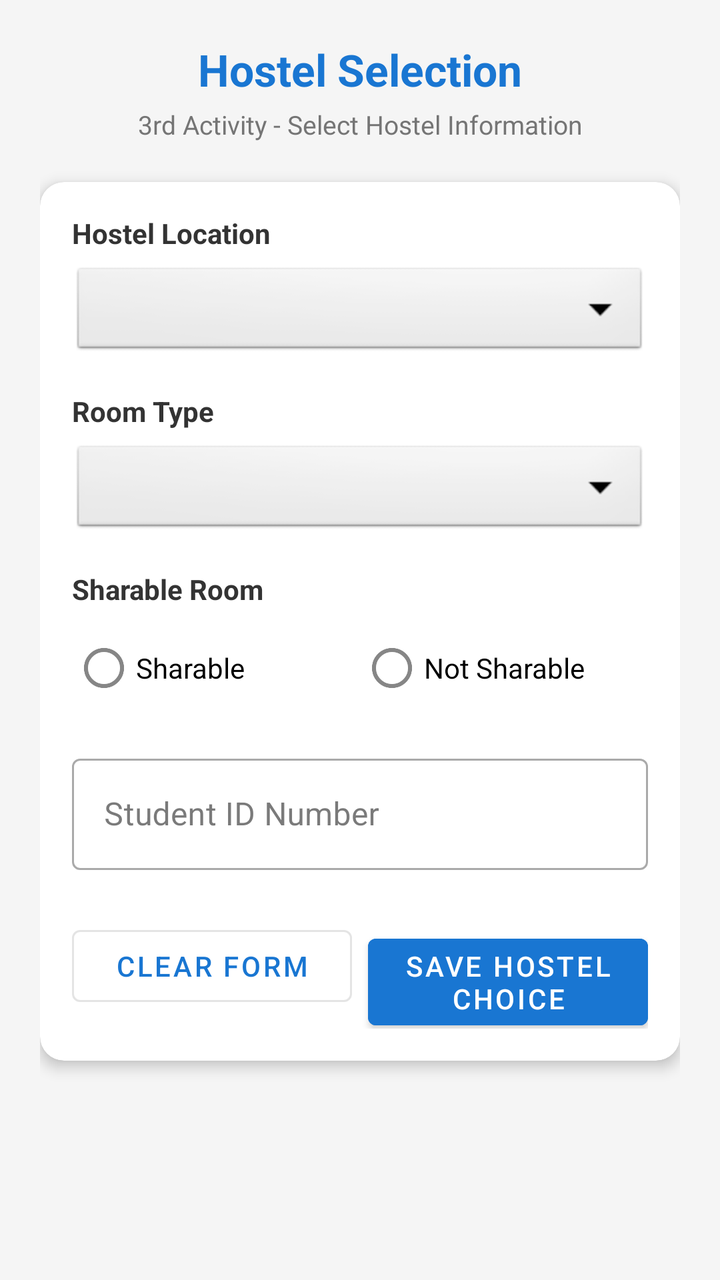
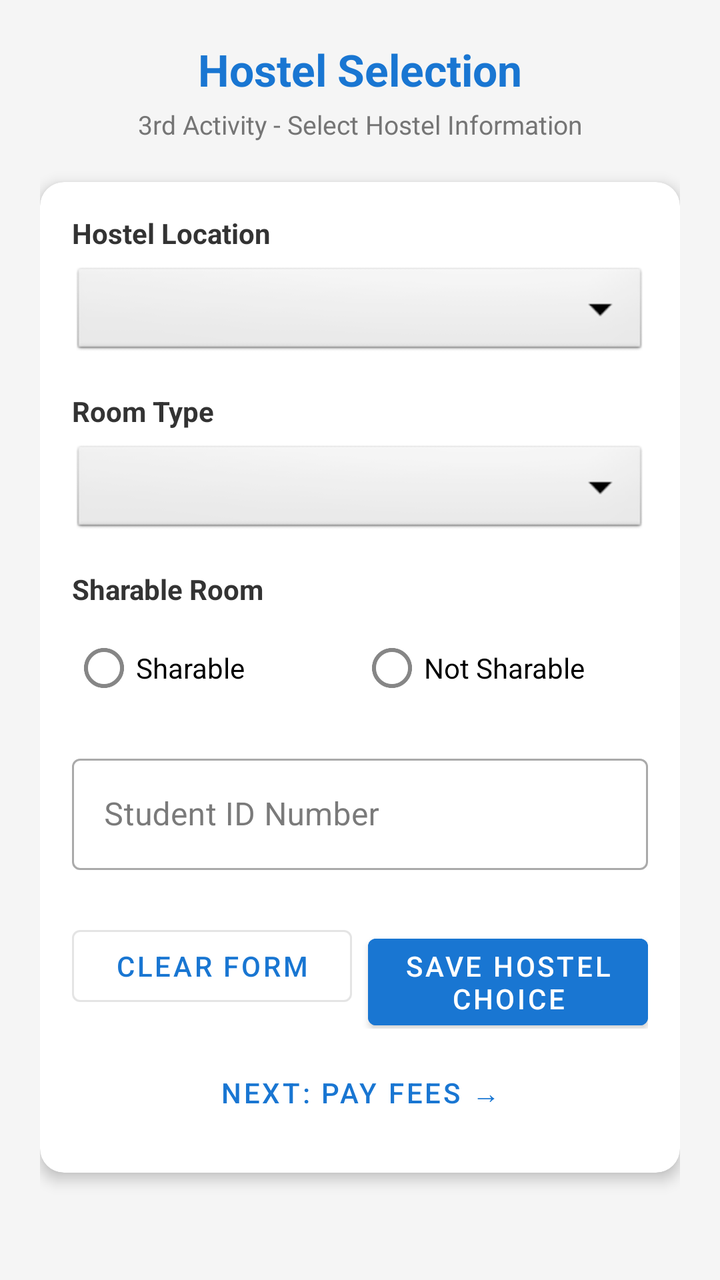

The first picture is an Android layout as it rendered before a commit; the second is the same layout after the commit. The layout source and the unified diff follow.
<!-- AndroidManifest.xml: application theme Theme.Student_Registration -->
<!-- res/layout/activity_hostel.xml -->
<?xml version="1.0" encoding="utf-8"?>
<ScrollView xmlns:android="http://schemas.android.com/apk/res/android"
    xmlns:app="http://schemas.android.com/apk/res-auto"
    xmlns:tools="http://schemas.android.com/tools"
    android:layout_width="match_parent"
    android:layout_height="match_parent"
    android:fillViewport="true"
    android:background="#F5F5F5"
    tools:context=".HostelActivity">

    <LinearLayout
        android:layout_width="match_parent"
        android:layout_height="wrap_content"
        android:orientation="vertical"
        android:padding="20dp">

        <TextView
            android:id="@+id/tvHostelHeader"
            android:layout_width="match_parent"
            android:layout_height="wrap_content"
            android:text="@string/hostel_header"
            android:textSize="22sp"
            android:textStyle="bold"
            android:textColor="#1976D2"
            android:gravity="center"
            android:layout_marginBottom="4dp" />

        <TextView
            android:id="@+id/tvHostelSubHeader"
            android:layout_width="match_parent"
            android:layout_height="wrap_content"
            android:text="@string/hostel_sub_header"
            android:textSize="13sp"
            android:textColor="#757575"
            android:gravity="center"
            android:layout_marginBottom="20dp" />

        <com.google.android.material.card.MaterialCardView
            android:layout_width="match_parent"
            android:layout_height="wrap_content"
            app:cardCornerRadius="12dp"
            app:cardElevation="4dp"
            app:cardBackgroundColor="#FFFFFF"
            android:layout_marginBottom="16dp">

            <LinearLayout
                android:layout_width="match_parent"
                android:layout_height="wrap_content"
                android:orientation="vertical"
                android:padding="16dp">

                
                <TextView
                    android:id="@+id/tvHostelLocationLabel"
                    android:layout_width="wrap_content"
                    android:layout_height="wrap_content"
                    android:text="@string/label_hostel_location"
                    android:textStyle="bold"
                    android:textSize="14sp"
                    android:textColor="#333333"
                    android:layout_marginBottom="6dp" />

                <Spinner
                    android:id="@+id/spHostelLocation"
                    android:layout_width="match_parent"
                    android:layout_height="48dp"
                    android:background="@android:drawable/btn_dropdown"
                    android:spinnerMode="dropdown"
                    android:layout_marginBottom="16dp" />

                
                <TextView
                    android:id="@+id/tvRoomTypeLabel"
                    android:layout_width="wrap_content"
                    android:layout_height="wrap_content"
                    android:text="@string/label_room_type"
                    android:textStyle="bold"
                    android:textSize="14sp"
                    android:textColor="#333333"
                    android:layout_marginBottom="6dp" />

                <Spinner
                    android:id="@+id/spRoomType"
                    android:layout_width="match_parent"
                    android:layout_height="48dp"
                    android:background="@android:drawable/btn_dropdown"
                    android:spinnerMode="dropdown"
                    android:layout_marginBottom="16dp" />

                
                <TextView
                    android:id="@+id/tvSharableLabel"
                    android:layout_width="wrap_content"
                    android:layout_height="wrap_content"
                    android:text="@string/label_sharable"
                    android:textStyle="bold"
                    android:textSize="14sp"
                    android:textColor="#333333"
                    android:layout_marginBottom="6dp" />

                <RadioGroup
                    android:id="@+id/rgSharable"
                    android:layout_width="match_parent"
                    android:layout_height="wrap_content"
                    android:orientation="horizontal"
                    android:layout_marginBottom="16dp">

                    <RadioButton
                        android:id="@+id/rbSharable"
                        android:layout_width="0dp"
                        android:layout_height="wrap_content"
                        android:layout_weight="1"
                        android:text="@string/sharable_yes" />

                    <RadioButton
                        android:id="@+id/rbNotSharable"
                        android:layout_width="0dp"
                        android:layout_height="wrap_content"
                        android:layout_weight="1"
                        android:text="@string/sharable_no" />
                </RadioGroup>

                
                <com.google.android.material.textfield.TextInputLayout
                    android:id="@+id/tilStudentIdNo"
                    style="@style/Widget.MaterialComponents.TextInputLayout.OutlinedBox"
                    android:layout_width="match_parent"
                    android:layout_height="wrap_content"
                    android:hint="@string/label_student_idno"
                    android:layout_marginBottom="24dp">

                    <com.google.android.material.textfield.TextInputEditText
                        android:id="@+id/etStudentIdNo"
                        android:layout_width="match_parent"
                        android:layout_height="wrap_content"
                        android:inputType="text"
                        android:maxLines="1" />
                </com.google.android.material.textfield.TextInputLayout>

                
                <LinearLayout
                    android:layout_width="match_parent"
                    android:layout_height="wrap_content"
                    android:orientation="horizontal">

                    <Button
                        android:id="@+id/btnClearHostel"
                        style="@style/Widget.MaterialComponents.Button.OutlinedButton"
                        android:layout_width="0dp"
                        android:layout_height="wrap_content"
                        android:layout_weight="1"
                        android:text="@string/btn_clear_form"
                        android:layout_marginEnd="8dp" />

                    <Button
                        android:id="@+id/btnSaveHostel"
                        android:layout_width="0dp"
                        android:layout_height="wrap_content"
                        android:layout_weight="1"
                        android:text="@string/btn_save_hostel"
                        android:backgroundTint="#1976D2"
                        android:textColor="#FFFFFF" />
                </LinearLayout>

            </LinearLayout>
        </com.google.android.material.card.MaterialCardView>

    </LinearLayout>
</ScrollView>
<!-- resources referenced by this layout -->
<resources>
  <string name="btn_clear_form">Clear Form</string>
  <string name="btn_save_hostel">Save Hostel Choice</string>
  <string name="hostel_header">Hostel Selection</string>
  <string name="hostel_sub_header">3rd Activity - Select Hostel Information</string>
  <string name="label_hostel_location">Hostel Location</string>
  <string name="label_room_type">Room Type</string>
  <string name="label_sharable">Sharable Room</string>
  <string name="label_student_idno">Student ID Number</string>
  <string name="sharable_no">Not Sharable</string>
  <string name="sharable_yes">Sharable</string>
  <style name="Theme.Student_Registration" parent="Theme.MaterialComponents.Light.DarkActionBar">
          
          <item name="colorPrimary">#1976D2</item>
          <item name="colorPrimaryVariant">#1565C0</item>
          <item name="colorOnPrimary">#FFFFFF</item>
          
          <item name="colorSecondary">#1976D2</item>
          <item name="colorSecondaryVariant">#1565C0</item>
          <item name="colorOnSecondary">#FFFFFF</item>
  
          
          <item name="android:colorBackground">#F5F5F5</item>
          <item name="colorOnBackground">#212121</item>
          <item name="colorSurface">#FFFFFF</item>
          <item name="colorOnSurface">#212121</item>
  
          
          <item name="colorControlActivated">#1976D2</item>
          <item name="colorControlHighlight">#331976D2</item>
          <item name="colorAccent">#1976D2</item>
  
          <item name="android:statusBarColor">#1565C0</item>
      </style>
</resources>

<!-- the commit's change to res/layout/activity_hostel.xml (unified diff, before → after) -->
@@ -162,6 +162,14 @@
                         android:textColor="#FFFFFF" />
                 </LinearLayout>
 
+                <Button
+                    android:id="@+id/btnNextPayment"
+                    style="@style/Widget.MaterialComponents.Button.TextButton"
+                    android:layout_width="match_parent"
+                    android:layout_height="wrap_content"
+                    android:layout_marginTop="8dp"
+                    android:text="@string/btn_next_payment" />
+
             </LinearLayout>
         </com.google.android.material.card.MaterialCardView>
 
<!-- resource entries referenced after the edit -->
@@ -1,6 +1,7 @@
 <!-- resources referenced by this layout -->
 <resources>
   <string name="btn_clear_form">Clear Form</string>
+  <string name="btn_next_payment">Next: Pay Fees →</string>
   <string name="btn_save_hostel">Save Hostel Choice</string>
   <string name="hostel_header">Hostel Selection</string>
   <string name="hostel_sub_header">3rd Activity - Select Hostel Information</string>
